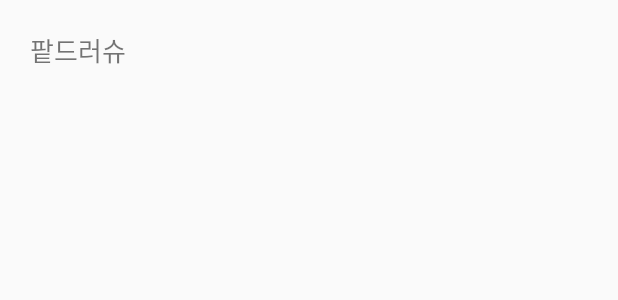
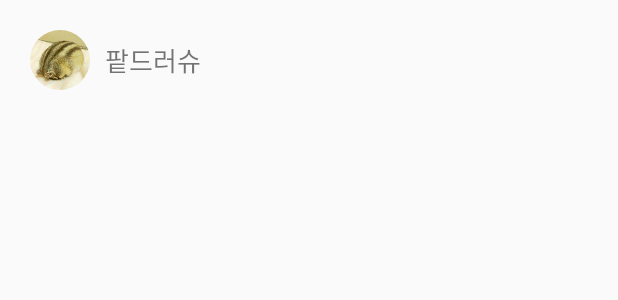
Before and after one commit to WeTube-project/WeTube, an Android app: the layout users_item.xml on its own in the app's theme, with its tools: preview values and no code run, on a phone screen of 412 x 824 dp. Shown: the top 300 px of the screen. Run offline under Robolectric (Android 15) with nearby library versions, the phone set to English and light mode, and no system bars; network calls fail.

Commit message:
충원님꺼 합침 & profile Image intent

```diff
--- a/app/build.gradle
+++ b/app/build.gradle
@@ -68,6 +68,9 @@ dependencies {
     implementation 'com.google.firebase:firebase-dynamic-links'
     implementation 'com.google.firebase:firebase-analytics'
     implementation 'com.google.android.gms:play-services-auth:19.2.0'
+
+    // circle imageView
+    implementation 'de.hdodenhof:circleimageview:3.1.0'
 }
 
 task wrapper(type: Wrapper) {
--- a/app/src/main/java/com/andkjyk/wetube_v0/Adapter/MainAdapter.java
+++ b/app/src/main/java/com/andkjyk/wetube_v0/Adapter/MainAdapter.java
@@ -6,6 +6,7 @@ import android.content.DialogInterface;
 import android.content.Intent;
 import android.content.res.Resources;
 import android.graphics.Typeface;
+import android.net.Uri;
 import android.os.Build;
 import android.text.Editable;
 import android.text.TextWatcher;
@@ -126,6 +127,7 @@ public class MainAdapter extends RecyclerView.Adapter<MainAdapter.ViewHolder> {
 //                        alert.getButton(AlertDialog.BUTTON_POSITIVE).setEnabled(false);
                         //String userName = et.getText().toString();
                         String userName = ((MainActivity) MainActivity.mContext).userName;
+                        Uri profileImage = ((MainActivity) MainActivity.mContext).profileImage;
                         Intent intent = new Intent(v.getContext(), RoomActivity.class);
                         System.out.println("MainAdapter - 호스트이름: "+mainList.get(pos).getHostName());
                         intent.putExtra("userName", userName);
@@ -135,6 +137,7 @@ public class MainAdapter extends RecyclerView.Adapter<MainAdapter.ViewHolder> {
                         System.out.println("방코드: "+mainList.get(pos).getRoomCode());
                         intent.putExtra("roomCode", mainList.get(pos).getRoomCode());    // 몇번째 방인지.. 필요할지는 모르겠음 roomCode를 알아야할것같은데..
                         intent.putExtra("ActivityName", "Main");
+                        intent.putExtra("profileImage", profileImage);
                         ((MainActivity) context).startActivity(intent);
                     }
                 }
--- a/app/src/main/java/com/andkjyk/wetube_v0/Adapter/UsersAdapter.java
+++ b/app/src/main/java/com/andkjyk/wetube_v0/Adapter/UsersAdapter.java
@@ -15,6 +15,8 @@ import com.andkjyk.wetube_v0.R;
 
 import java.util.ArrayList;
 
+import de.hdodenhof.circleimageview.CircleImageView;
+
 public class UsersAdapter extends RecyclerView.Adapter<UsersAdapter.ViewHolder> {
 
     private ArrayList<UserItem> userList = null;
@@ -23,10 +25,12 @@ public class UsersAdapter extends RecyclerView.Adapter<UsersAdapter.ViewHolder>
     public class ViewHolder extends RecyclerView.ViewHolder {
         TextView user_item;
         ImageView host_icon;
+        CircleImageView user_profile_img;
         public ViewHolder(@NonNull View itemView) {
             super(itemView);
 
             user_item = itemView.findViewById(R.id.user_name);
+            user_profile_img = itemView.findViewById(R.id.profile_img);
             host_icon = itemView.findViewById(R.id.host_icon_notme);
         }
     }
@@ -50,6 +54,7 @@ public class UsersAdapter extends RecyclerView.Adapter<UsersAdapter.ViewHolder>
     public void onBindViewHolder(@NonNull UsersAdapter.ViewHolder holder, int position) {
         UserItem userItem = userList.get(position);
         holder.user_item.setText(userItem.getUserName());
+        // holder.user_profile_img.setImageResource();
     }
 
     @Override
--- a/app/src/main/java/com/andkjyk/wetube_v0/MainActivity.java
+++ b/app/src/main/java/com/andkjyk/wetube_v0/MainActivity.java
@@ -50,6 +50,7 @@ public class MainActivity extends AppCompatActivity {   //방 목록 액티비
     private MainAdapter adapter;
     private ArrayList<RoomItem> roomItemList = new ArrayList<>();
     String room_title, host_name, room_code;
+    public Uri profileImage;
     int room_size;
 
     ArrayList<String> listTitle = new ArrayList<>();
@@ -276,8 +277,9 @@ public class MainActivity extends AppCompatActivity {   //방 목록 액티비
         @Override
         public void onClick(View view) {
             if (userName != "") {
-                Intent intent = new Intent(MainActivity.this, AddRoomActivity.class);
+                Intent intent = new Intent(MainActivity.this, AddVideoActivity.class);
                 intent.putExtra("userName", userName);
+                intent.putExtra("profileImage", profileImage);
                 startActivity(intent);
             } else {
                 AlertDialog.Builder builder = new AlertDialog.Builder(MainActivity.this);
@@ -335,6 +337,7 @@ public class MainActivity extends AppCompatActivity {   //방 목록 액티비
               //email = personEmail;
               String personId = acct.getId();
               Uri personPhoto = acct.getPhotoUrl();
+              profileImage = personPhoto;
 
               System.out.println("===로그인===");
               System.out.println(personName);
--- a/app/src/main/java/com/andkjyk/wetube_v0/RoomActivity.java
+++ b/app/src/main/java/com/andkjyk/wetube_v0/RoomActivity.java
@@ -82,6 +82,7 @@ public class RoomActivity extends AppCompatActivity {   // 방에 입장하면
     private ImageView left_icon, share_icon;
     Fragment frag_playlist, frag_users, frag_chat;
     String room_title, room_code, host_name, user_name, isHost, video_id, jsonVideoId;
+    public Uri profileImage;
     float _guestTimestamp;
     boolean isVideoSet = false;
 
@@ -113,6 +114,7 @@ public class RoomActivity extends AppCompatActivity {   // 방에 입장하면
 
         Intent intent = getIntent();
         String SenderActivity = intent.getStringExtra("ActivityName");
+        profileImage = intent.getParcelableExtra("profileImage");
         //String email = intent.getStringExtra("email");
         if(SenderActivity.equals("AddRoom")){
             // 재생목록에 추가하는 팝업 띄우고, 확인 누르면 AddPlaylistActivity로 인텐트 보냄
@@ -346,6 +348,7 @@ public class RoomActivity extends AppCompatActivity {   // 방에 입장하면
                 //bundle.putString("email", email);
                 bundle.putString("host_name", host_name);
                 bundle.putString("user_name", user_name);
+                bundle.putParcelable("profileImage", profileImage);
 //                if(isHost.equals("true")){
 //                    bundle.putString("host_name", host_name);
 //                }else{
--- a/app/src/main/java/com/andkjyk/wetube_v0/UsersFragment.java
+++ b/app/src/main/java/com/andkjyk/wetube_v0/UsersFragment.java
@@ -1,6 +1,7 @@
 package com.andkjyk.wetube_v0;
 
 import android.content.Intent;
+import android.net.Uri;
 import android.os.Bundle;
 
 import androidx.fragment.app.Fragment;
@@ -41,6 +42,7 @@ public class UsersFragment extends Fragment {   // 사용자 목록 fragment
     private ArrayList<String> user = new ArrayList<>();
     private String isHost;
     private int user_size = 0;
+    private Uri profileImage;
 
     public UsersFragment() {
         // Required empty public constructor
@@ -64,6 +66,8 @@ public class UsersFragment extends Fragment {   // 사용자 목록 fragment
 
         isHost = bundle.getString("isHost");
         room_code = bundle.getString("roomCode"); // 번들에서 roomCode도 받아옴
+        profileImage = bundle.getParcelable("profileImage");
+
         tv_my_name = view.findViewById(R.id.tv_my_name);
 
         if(isHost == "true"){
--- a/app/src/main/res/layout/users_item.xml
+++ b/app/src/main/res/layout/users_item.xml
@@ -5,15 +5,24 @@
     xmlns:app="http://schemas.android.com/apk/res-auto"
     android:orientation="vertical">
 
+    <de.hdodenhof.circleimageview.CircleImageView
+        android:id="@+id/profile_img"
+        android:layout_width="40dp"
+        android:layout_height="40dp"
+        android:src="@drawable/go"
+        android:layout_marginStart="20dp"
+        android:layout_marginVertical="20dp"
+        app:layout_constraintTop_toTopOf="parent"
+        app:layout_constraintStart_toStartOf="parent"/>
     <TextView
         android:id="@+id/user_name"
         android:layout_width="wrap_content"
         android:layout_height="wrap_content"
         android:text="팥드러슈"
         android:textSize="17sp"
-        android:layout_marginHorizontal="20dp"
-        android:layout_marginVertical="20dp"
-        app:layout_constraintTop_toTopOf="parent"
-        app:layout_constraintStart_toStartOf="parent"/>
+        android:layout_marginStart="10dp"
+        app:layout_constraintTop_toTopOf="@id/profile_img"
+        app:layout_constraintBottom_toBottomOf="@id/profile_img"
+        app:layout_constraintStart_toEndOf="@id/profile_img"/>
 
 </androidx.constraintlayout.widget.ConstraintLayout>
```
Also changed, not shown: app/src/main/java/com/andkjyk/wetube_v0/Adapter/AddVideoAdapter.java (renamed from app/src/main/java/com/andkjyk/wetube_v0/Adapter/AddRoomAdapter.java, +14 -14 lines), app/src/main/java/com/andkjyk/wetube_v0/AddRoomActivity.java (+11 -6 lines), app/src/main/java/com/andkjyk/wetube_v0/AddVideoActivity.java (+12 -7 lines), app/src/main/res/drawable-v24/go.jpg (added).
